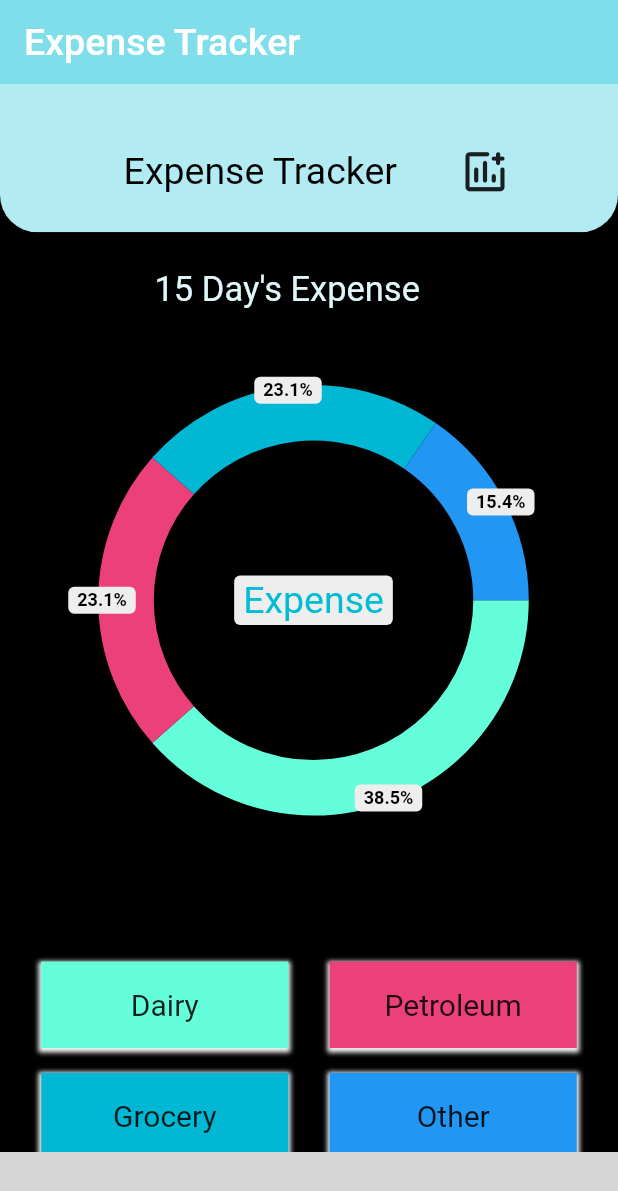
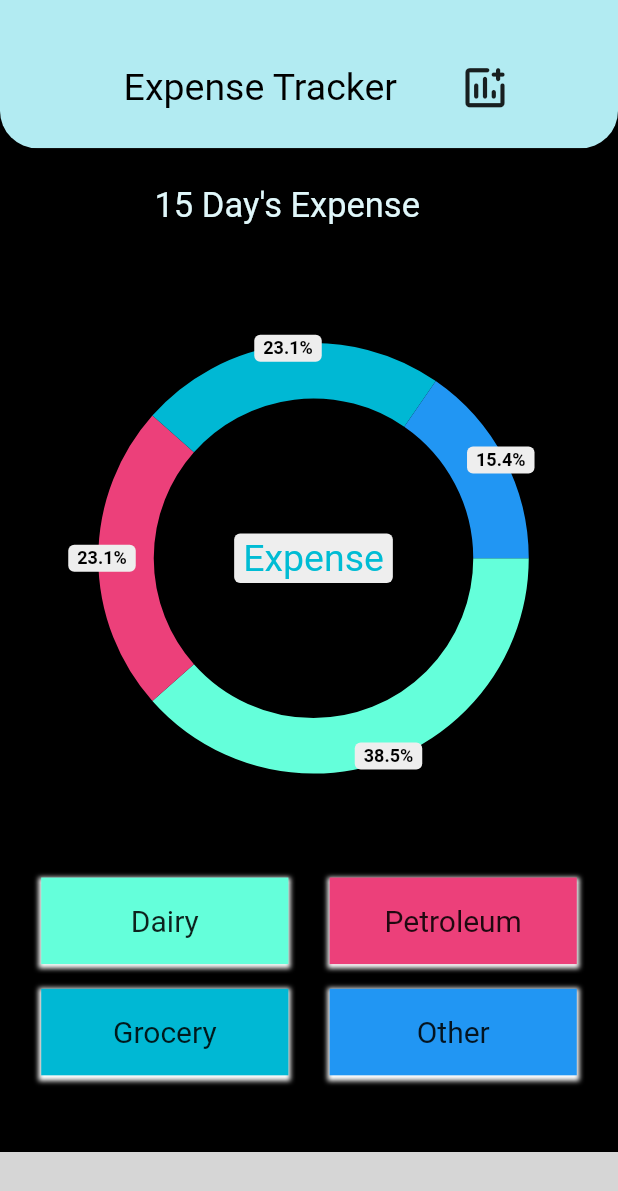
Before and after one commit to Divyanshu050303/PricyFlutterApp, a Flutter app: the screen it shows after launch, on a phone screen of 412 x 824 dp. Shown: the top 1191 px of the screen. Run offline on Flutter 3.47's test engine with Material 2 defaults, Android fonts, the light colour scheme and no system bars; drawn by our look-alikes of pie_chart; missing offline and left inert: fluid_bottom_nav_bar; grey boxes are pictures that could not be loaded.

Commit message:
remove the app bar

```diff
--- a/lib/NavBar.dart
+++ b/lib/NavBar.dart
@@ -29,14 +29,7 @@ class _NavBarState extends State<NavBar> {
 
 
     return Scaffold(
-        appBar: AppBar(
-        title: const Text(
-        "Expense Tracker",
-        style: TextStyle(color: Colors.white,fontSize: 25),
-    ),
-    elevation: 0,
-    backgroundColor: Colors.cyan.shade200,
-    ),
+
     body:
     _child,
       extendBody: true,
@@ -48,8 +41,8 @@ class _NavBarState extends State<NavBar> {
           FluidNavBarIcon(icon: Icons.settings),
         ],
         style: FluidNavBarStyle(
-          barBackgroundColor: Colors.cyan.shade200,
-          iconUnselectedForegroundColor: Colors.white,
+          barBackgroundColor: Colors.cyan.shade100,
+          iconUnselectedForegroundColor: Colors.black,
         ),
         onChange: _handleNavigationChange,
         defaultIndex: 0,
@@ -68,19 +61,19 @@ class _NavBarState extends State<NavBar> {
       switch (index) {
         case 0:
           _child = Home();
-          print(index);
+
           break;
         case 1:
           _child =  WeakPage();
-          print(index);
+
           break;
         case 2:
           _child =  MonthPage();
-          print(index);
+
           break;
         case 3:
           _child=YearPage();
-          print(index);
+
           break;
       }
       _child = AnimatedSwitcher(
```
